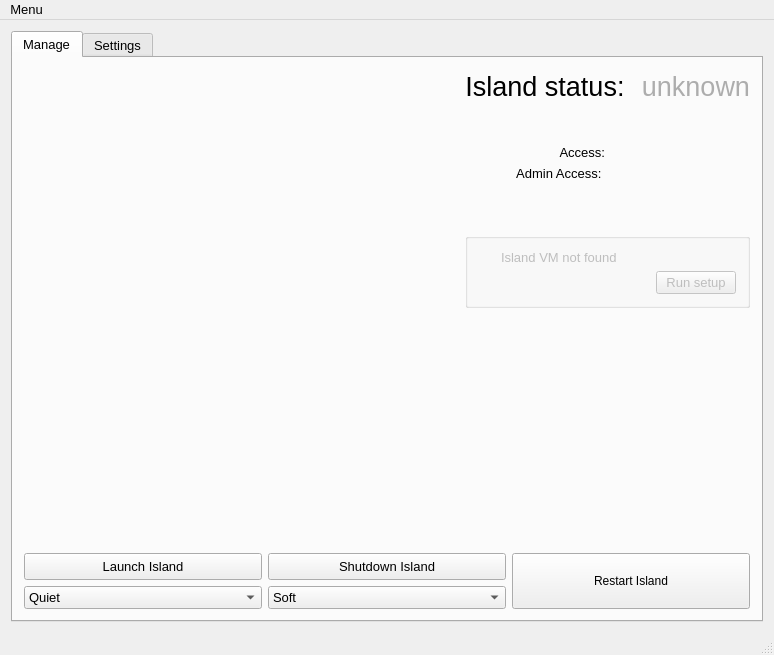
Old version of the form mac-manager/forms/mainwindow.ui in the repository viocost/islands.
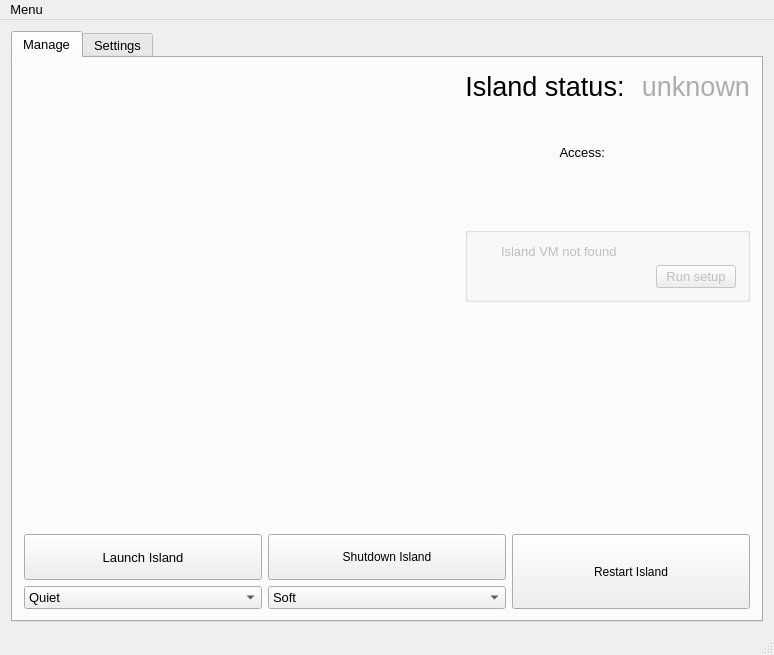
New version of the form. The open tabs and pages were chosen to show the change. Icons and pictures are not drawn.

The edit to the form file:
```diff
--- a/mac-manager/forms/mainwindow.ui
+++ b/mac-manager/forms/mainwindow.ui
@@ -263,19 +263,6 @@
               <property name="bottomMargin">
                <number>0</number>
               </property>
-              <item>
-               <widget class="QLabel" name="island_admin_access_label">
-                <property name="layoutDirection">
-                 <enum>Qt::LeftToRight</enum>
-                </property>
-                <property name="text">
-                 <string>Admin Access: </string>
-                </property>
-                <property name="alignment">
-                 <set>Qt::AlignRight|Qt::AlignTrailing|Qt::AlignVCenter</set>
-                </property>
-               </widget>
-              </item>
               <item>
                <widget class="QLabel" name="island_admin_access_address">
                 <property name="font">
@@ -283,12 +270,18 @@
                   <underline>true</underline>
                  </font>
                 </property>
+                <property name="layoutDirection">
+                 <enum>Qt::LeftToRight</enum>
+                </property>
                 <property name="styleSheet">
                  <string notr="true"/>
                 </property>
                 <property name="text">
                  <string notr="true"/>
                 </property>
+                <property name="alignment">
+                 <set>Qt::AlignRight|Qt::AlignTrailing|Qt::AlignVCenter</set>
+                </property>
                 <property name="openExternalLinks">
                  <bool>true</bool>
                 </property>
@@ -459,6 +452,9 @@
                 <verstretch>0</verstretch>
                </sizepolicy>
               </property>
+              <property name="styleSheet">
+               <string notr="true">padding: 15px</string>
+              </property>
               <property name="text">
                <string>Shutdown Island</string>
               </property>
```
Left out of the diff: 8 changed lines with no effect on the pictures.
